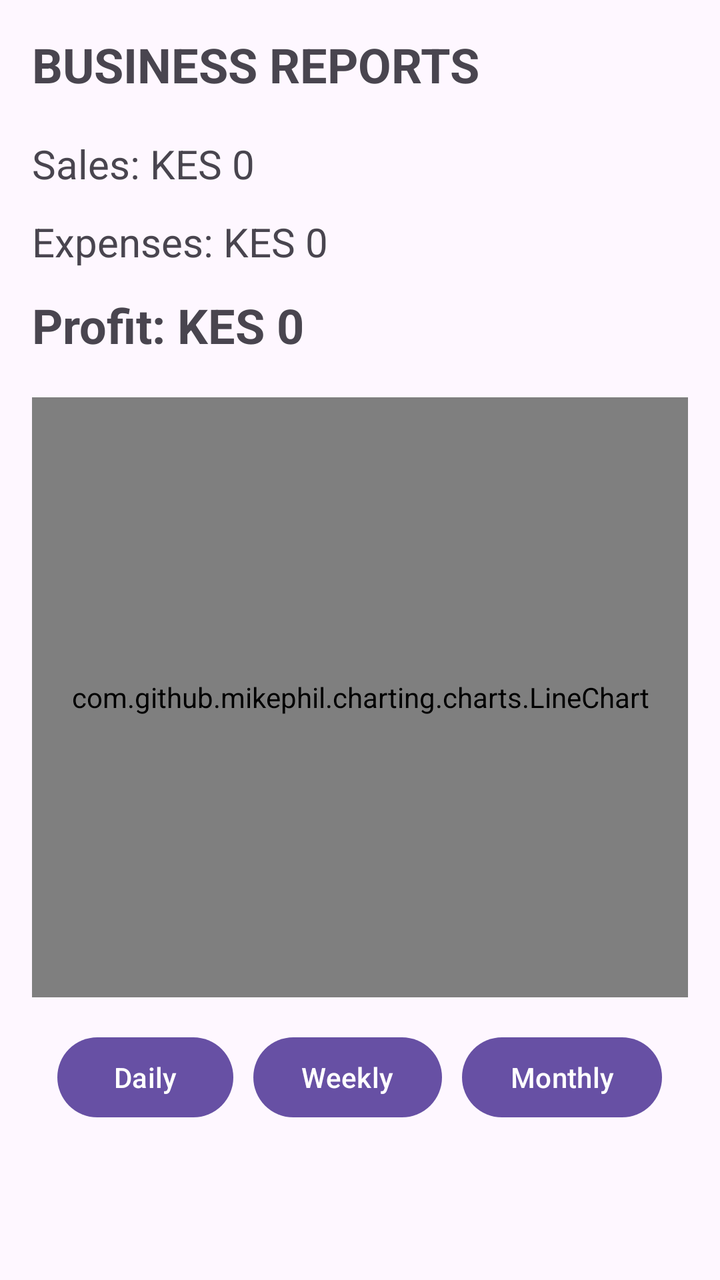
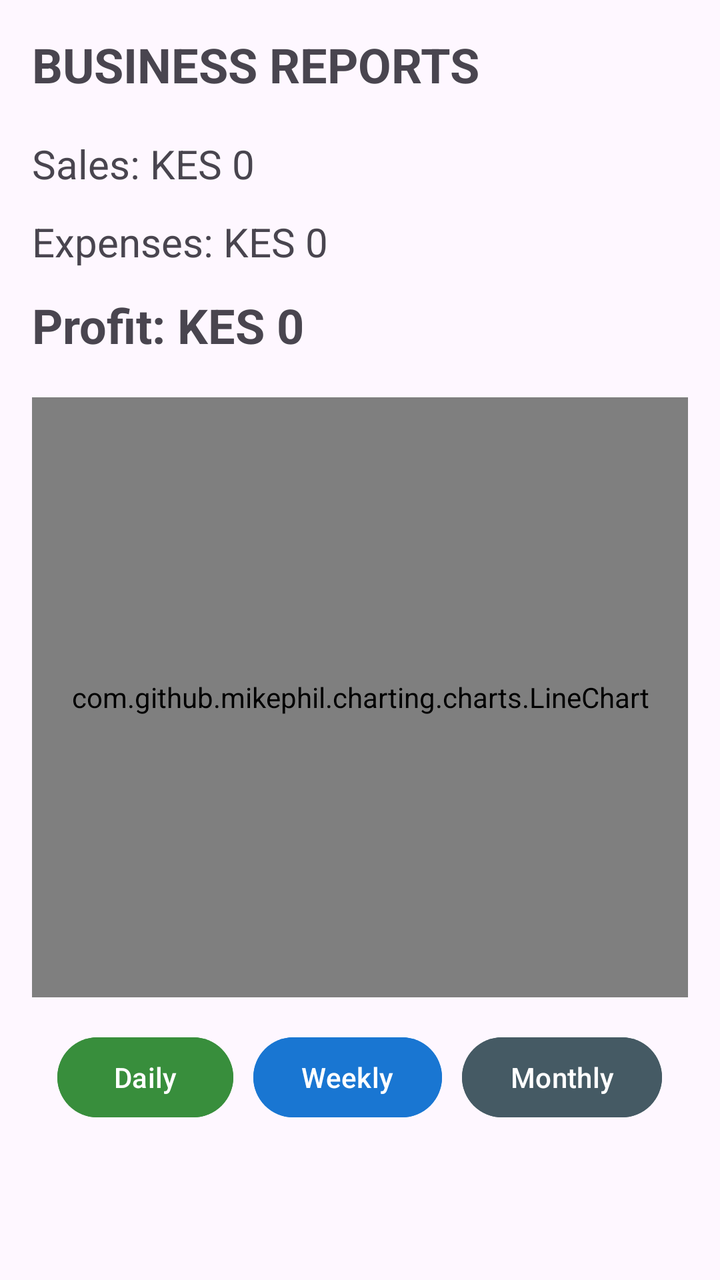

Before-and-after screenshots of an Android layout around one commit, followed by the original layout XML and the change that was made.
<!-- AndroidManifest.xml: application theme Theme._10 -->
<!-- res/layout/activity_report.xml -->
<?xml version="1.0" encoding="utf-8"?>
<ScrollView xmlns:android="http://schemas.android.com/apk/res/android"
    xmlns:tools="http://schemas.android.com/tools"
    android:layout_width="match_parent"
    android:layout_height="match_parent">

    <LinearLayout
        android:layout_width="match_parent"
        android:layout_height="wrap_content"
        android:orientation="vertical"
        android:padding="16dp"
        tools:ignore="MissingClass">

        <TextView
            android:layout_width="wrap_content"
            android:layout_height="wrap_content"
            android:text="BUSINESS REPORTS"
            android:textSize="24sp"
            android:textStyle="bold"/>

        <TextView
            android:id="@+id/tvSales"
            android:layout_width="wrap_content"
            android:layout_height="wrap_content"
            android:text="Sales: KES 0"
            android:textSize="20sp"
            android:paddingTop="20dp"/>

        <TextView
            android:id="@+id/tvExpenses"
            android:layout_width="wrap_content"
            android:layout_height="wrap_content"
            android:text="Expenses: KES 0"
            android:textSize="20sp"
            android:paddingTop="12dp"/>

        <TextView
            android:id="@+id/tvProfit"
            android:layout_width="wrap_content"
            android:layout_height="wrap_content"
            android:text="Profit: KES 0"
            android:textSize="24sp"
            android:textStyle="bold"
            android:paddingTop="12dp"/>
        <com.github.mikephil.charting.charts.LineChart
            android:id="@+id/lineChart"
            android:layout_width="match_parent"
            android:layout_height="300dp"
            android:layout_marginTop="20dp"/>

        <LinearLayout
            android:layout_width="match_parent"
            android:layout_height="wrap_content"
            android:orientation="horizontal"
            android:gravity="center"
            android:paddingTop="16dp">

            <Button
                android:id="@+id/btnDaily"
                android:layout_width="wrap_content"
                android:layout_height="wrap_content"
                android:text="Daily"/>

            <Button
                android:id="@+id/btnWeekly"
                android:layout_width="wrap_content"
                android:layout_height="wrap_content"
                android:text="Weekly"
                android:layout_marginStart="10dp"/>

            <Button
                android:id="@+id/btnMonthly"
                android:layout_width="wrap_content"
                android:layout_height="wrap_content"
                android:text="Monthly"
                android:layout_marginStart="10dp"/>
        </LinearLayout>

    </LinearLayout>

</ScrollView>
<!-- resources referenced by this layout -->
<resources>
  <style name="Theme._10" parent="Base.Theme._10" />
  <style name="Base.Theme._10" parent="Theme.Material3.DayNight.NoActionBar">
          
          
      </style>
</resources>

<!-- the commit's change to res/layout/activity_report.xml (unified diff, before → after) -->
@@ -59,21 +59,24 @@
                 android:id="@+id/btnDaily"
                 android:layout_width="wrap_content"
                 android:layout_height="wrap_content"
-                android:text="Daily"/>
+                android:text="Daily"
+                android:backgroundTint="#388E3C"/>
 
             <Button
                 android:id="@+id/btnWeekly"
                 android:layout_width="wrap_content"
                 android:layout_height="wrap_content"
                 android:text="Weekly"
-                android:layout_marginStart="10dp"/>
+                android:layout_marginStart="10dp"
+                android:backgroundTint="#1976D2"/>
 
             <Button
                 android:id="@+id/btnMonthly"
                 android:layout_width="wrap_content"
                 android:layout_height="wrap_content"
                 android:text="Monthly"
-                android:layout_marginStart="10dp"/>
+                android:layout_marginStart="10dp"
+                android:backgroundTint="#455A64"/>
         </LinearLayout>
 
     </LinearLayout>
